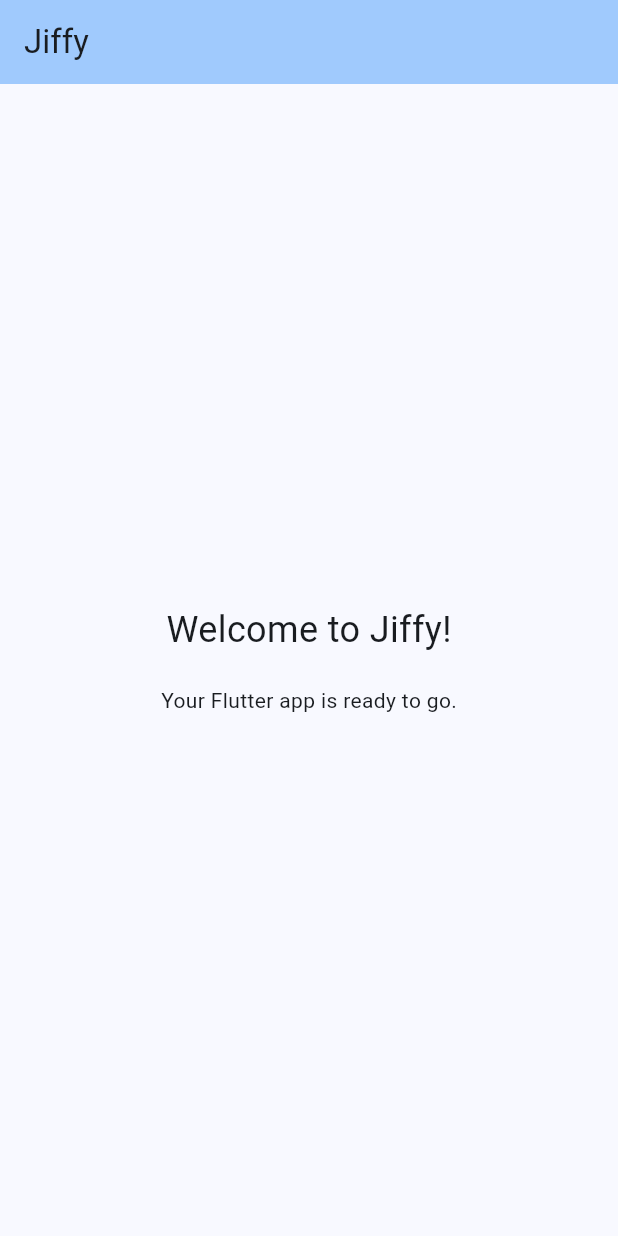
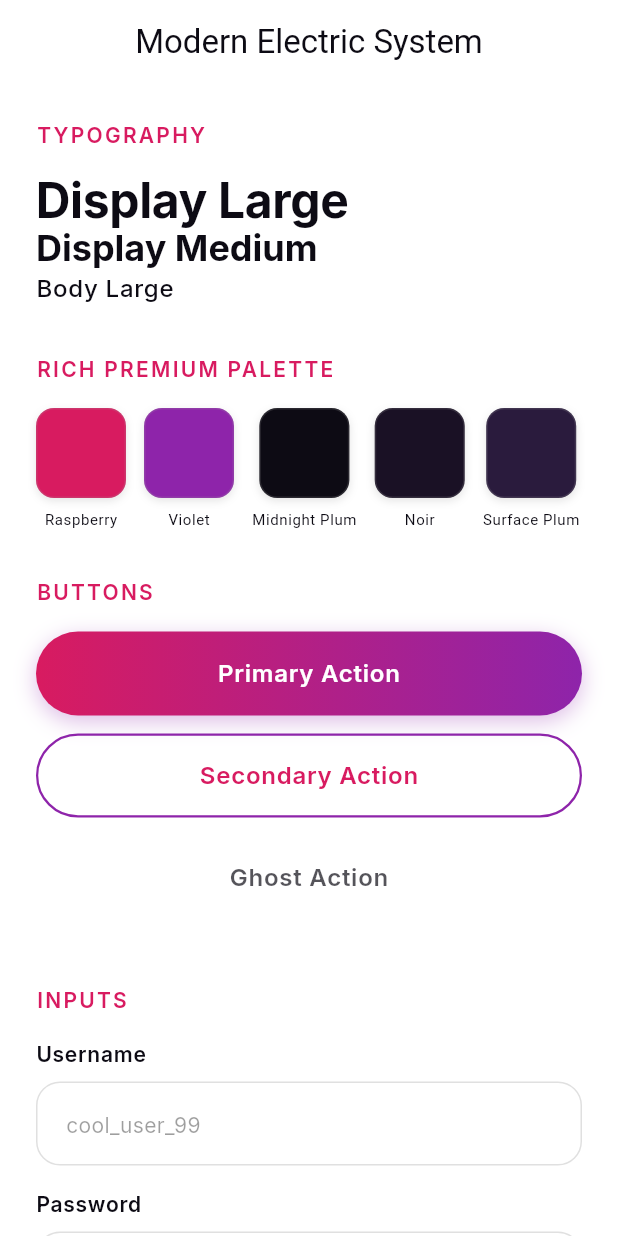
Before and after one commit to haran2248/JiffyFrontend, a Flutter app: the screen it shows after launch, on a phone screen of 412 x 824 dp. Run offline on Flutter 3.47's test engine with Material 3 defaults, Android fonts, the phone set to English and light mode, and no system bars; drawn by our look-alikes of flutter_animate; our stand-ins replace google_fonts.

Commit message:
Initial theming and design setup

```diff
--- /dev/null
+++ b/lib/core/theme/app_colors.dart
@@ -0,0 +1,27 @@
+import 'package:flutter/material.dart';
+
+class AppColors {
+  // Primary (Rich & Premium)
+  static const Color primaryRaspberry = Color(0xFFD81B60); // Deep Raspberry
+  static const Color primaryViolet = Color(0xFF8E24AA); // Royal Violet
+
+  // Surfaces (Deep & Rich)
+  static const Color midnightPlum = Color(0xFF0D0B14); // Main Background
+  static const Color noir = Color(0xFF1A1125); // Secondary Bg
+  static const Color surfacePlum = Color(0xFF2A1B3D); // Cards/Inputs
+
+  // Text
+  static const Color textPrimary = Color(0xFFFFFFFF);
+  static const Color textSecondary = Color(0xFFB0A8BF); // Soft Lavender Gray
+
+  // Accents
+  static const Color deepPurple = Color(0xFF4A148C);
+  static const Color errorRed = Color(0xFFCF6679);
+
+  // Gradients
+  static const LinearGradient primaryGradient = LinearGradient(
+    colors: [primaryRaspberry, primaryViolet],
+    begin: Alignment.centerLeft,
+    end: Alignment.centerRight,
+  );
+}
--- /dev/null
+++ b/lib/core/theme/app_theme.dart
@@ -0,0 +1,69 @@
+import 'package:flutter/material.dart';
+import 'app_colors.dart';
+import 'app_typography.dart';
+
+class AppTheme {
+  static ThemeData get lightTheme {
+    return ThemeData(
+      useMaterial3: true,
+      brightness: Brightness.light,
+      colorScheme: const ColorScheme.light(
+        primary: AppColors.primaryRaspberry,
+        secondary: AppColors.primaryViolet,
+        tertiary: AppColors.deepPurple,
+        surface: AppColors.textPrimary, // White
+        background: AppColors.textPrimary, // White
+        onSurface: AppColors.midnightPlum,
+        onBackground: AppColors.midnightPlum,
+        outline: AppColors.primaryViolet,
+      ),
+      scaffoldBackgroundColor: AppColors.textPrimary,
+      textTheme: _buildTextTheme(AppColors.midnightPlum),
+      appBarTheme: const AppBarTheme(
+        backgroundColor: Colors.transparent,
+        elevation: 0,
+        centerTitle: true,
+        iconTheme: IconThemeData(color: AppColors.midnightPlum),
+      ),
+      dividerColor: Colors.black12,
+    );
+  }
+
+  static ThemeData get darkTheme {
+    return ThemeData(
+      useMaterial3: true,
+      brightness: Brightness.dark,
+      colorScheme: const ColorScheme.dark(
+        primary: AppColors.primaryRaspberry,
+        secondary: AppColors.primaryViolet,
+        tertiary: AppColors.deepPurple,
+        surface: AppColors.surfacePlum,
+        background: AppColors.midnightPlum,
+        onSurface: AppColors.textPrimary,
+        onBackground: AppColors.textPrimary,
+        outline: AppColors.primaryViolet,
+      ),
+      scaffoldBackgroundColor: AppColors.midnightPlum,
+      textTheme: _buildTextTheme(AppColors.textPrimary),
+      appBarTheme: const AppBarTheme(
+        backgroundColor: Colors.transparent,
+        elevation: 0,
+        centerTitle: true,
+        iconTheme: IconThemeData(color: AppColors.textPrimary),
+      ),
+      dividerColor: Colors.white12,
+    );
+  }
+
+  static TextTheme _buildTextTheme(Color baseColor) {
+    return TextTheme(
+      displayLarge: AppTypography.displayLarge.copyWith(color: baseColor),
+      displayMedium: AppTypography.displayMedium.copyWith(color: baseColor),
+      displaySmall: AppTypography.displaySmall.copyWith(color: baseColor),
+      bodyLarge: AppTypography.bodyLarge.copyWith(color: baseColor),
+      bodyMedium:
+          AppTypography.bodyMedium.copyWith(color: baseColor.withOpacity(0.8)),
+      labelLarge: AppTypography.labelLarge.copyWith(color: baseColor),
+    );
+  }
+}
--- /dev/null
+++ b/lib/core/theme/app_typography.dart
@@ -0,0 +1,42 @@
+import 'package:flutter/material.dart';
+import 'package:google_fonts/google_fonts.dart';
+
+class AppTypography {
+  // Headings - Inter (Modern / Clean)
+  static TextStyle get displayLarge => GoogleFonts.inter(
+        fontSize: 32,
+        fontWeight: FontWeight.bold,
+        height: 1.1,
+      );
+
+  static TextStyle get displayMedium => GoogleFonts.inter(
+        fontSize: 24,
+        fontWeight: FontWeight.bold,
+        height: 1.2,
+      );
+
+  static TextStyle get displaySmall => GoogleFonts.inter(
+        fontSize: 20,
+        fontWeight: FontWeight.w600,
+        height: 1.25,
+      );
+
+  // Body - Inter
+  static TextStyle get bodyLarge => GoogleFonts.inter(
+        fontSize: 16,
+        fontWeight: FontWeight.w500,
+        height: 1.5,
+      );
+
+  static TextStyle get bodyMedium => GoogleFonts.inter(
+        fontSize: 14,
+        fontWeight: FontWeight.w400,
+        height: 1.5,
+      );
+
+  static TextStyle get labelLarge => GoogleFonts.inter(
+        fontSize: 14,
+        fontWeight: FontWeight.w600,
+        letterSpacing: 0.5,
+      );
+}
--- a/lib/main.dart
+++ b/lib/main.dart
@@ -1,55 +1,23 @@
 import 'package:flutter/material.dart';
+import 'core/theme/app_theme.dart';
+import 'presentation/screens/design_system_page.dart';
 
 void main() {
-  runApp(const MyApp());
+  runApp(const JiffyApp());
 }
 
-class MyApp extends StatelessWidget {
-  const MyApp({super.key});
+class JiffyApp extends StatelessWidget {
+  const JiffyApp({super.key});
 
   @override
   Widget build(BuildContext context) {
     return MaterialApp(
       title: 'Jiffy',
-      theme: ThemeData(
-        colorScheme: ColorScheme.fromSeed(seedColor: Colors.blue),
-        useMaterial3: true,
-      ),
-      home: const MyHomePage(),
+      debugShowCheckedModeBanner: false,
+      theme: AppTheme.lightTheme,
+      darkTheme: AppTheme.darkTheme,
+      themeMode: ThemeMode.system,
+      home: const DesignSystemPage(),
     );
   }
 }
-
-class MyHomePage extends StatefulWidget {
-  const MyHomePage({super.key});
-
-  @override
-  State<MyHomePage> createState() => _MyHomePageState();
-}
-
-class _MyHomePageState extends State<MyHomePage> {
-  @override
-  Widget build(BuildContext context) {
-    return Scaffold(
-      appBar: AppBar(
-        backgroundColor: Theme.of(context).colorScheme.inversePrimary,
-        title: const Text('Jiffy'),
-      ),
-      body: const Center(
-        child: Column(
-          mainAxisAlignment: MainAxisAlignment.center,
-          children: <Widget>[
-            Text(
-              'Welcome to Jiffy!',
-              style: TextStyle(fontSize: 24),
-            ),
-            SizedBox(height: 20),
-            Text(
-              'Your Flutter app is ready to go.',
-            ),
-          ],
-        ),
-      ),
-    );
-  }
-}
--- /dev/null
+++ b/lib/presentation/screens/design_system_page.dart
@@ -0,0 +1,124 @@
+import 'package:flutter/material.dart' hide Card;
+import '../../core/theme/app_colors.dart';
+import '../widgets/button.dart';
+import '../widgets/card.dart';
+import '../widgets/input.dart';
+
+class DesignSystemPage extends StatelessWidget {
+  const DesignSystemPage({super.key});
+
+  @override
+  Widget build(BuildContext context) {
+    return Scaffold(
+      appBar: AppBar(title: const Text("Modern Electric System")),
+      body: SingleChildScrollView(
+        padding: const EdgeInsets.all(24),
+        child: Column(
+          crossAxisAlignment: CrossAxisAlignment.start,
+          children: [
+            _buildSectionHeader(context, "Typography"),
+            Text("Display Large",
+                style: Theme.of(context).textTheme.displayLarge),
+            Text("Display Medium",
+                style: Theme.of(context).textTheme.displayMedium),
+            Text("Body Large", style: Theme.of(context).textTheme.bodyLarge),
+            const SizedBox(height: 32),
+            _buildSectionHeader(context, "Rich Premium Palette"),
+            Wrap(
+              spacing: 12,
+              runSpacing: 12,
+              children: [
+                _buildColorSwatch(
+                    context, "Raspberry", AppColors.primaryRaspberry),
+                _buildColorSwatch(context, "Violet", AppColors.primaryViolet),
+                _buildColorSwatch(
+                    context, "Midnight Plum", AppColors.midnightPlum),
+                _buildColorSwatch(context, "Noir", AppColors.noir),
+                _buildColorSwatch(
+                    context, "Surface Plum", AppColors.surfacePlum),
+              ],
+            ),
+            const SizedBox(height: 32),
+            _buildSectionHeader(context, "Buttons"),
+            Button(text: "Primary Action", onTap: () {}),
+            const SizedBox(height: 12),
+            Button(
+                text: "Secondary Action",
+                type: ButtonType.secondary,
+                onTap: () {}),
+            const SizedBox(height: 12),
+            Button(text: "Ghost Action", type: ButtonType.ghost, onTap: () {}),
+            const SizedBox(height: 12),
+            // Button(text: "Loading...", isLoading: true, onTap: () {}),
+            const SizedBox(height: 32),
+            _buildSectionHeader(context, "Inputs"),
+            const Input(label: "Username", placeholder: "cool_user_99"),
+            const SizedBox(height: 16),
+            const Input(
+                label: "Password", placeholder: "•••••••", obscureText: true),
+            const SizedBox(height: 32),
+            _buildSectionHeader(context, "Cards"),
+            Card(
+              child: Column(
+                children: [
+                  Row(children: [
+                    const Icon(Icons.bolt, color: AppColors.primaryViolet),
+                    const SizedBox(width: 8),
+                    Text("Electric Card",
+                        style: Theme.of(context).textTheme.labelLarge),
+                  ]),
+                  const SizedBox(height: 8),
+                  Text(
+                    "A sleek glassmorphic card with electric accents. Perfect for a premium yet fun vibe.",
+                    style: Theme.of(context).textTheme.bodyMedium,
+                  ),
+                ],
+              ),
+            ),
+          ],
+        ),
+      ),
+    );
+  }
+
+  Widget _buildSectionHeader(BuildContext context, String title) {
+    return Padding(
+      padding: const EdgeInsets.only(bottom: 16),
+      child: Text(
+        title.toUpperCase(),
+        style: Theme.of(context).textTheme.labelLarge?.copyWith(
+              color: AppColors.primaryRaspberry,
+              letterSpacing: 1.5,
+            ),
+      ),
+    );
+  }
+
+  Widget _buildColorSwatch(BuildContext context, String name, Color color) {
+    return Column(
+      children: [
+        Container(
+          width: 60,
+          height: 60,
+          decoration: BoxDecoration(
+            color: color,
+            borderRadius: BorderRadius.circular(12),
+            border: Border.all(color: Colors.grey.withOpacity(0.2)),
+            boxShadow: [
+              BoxShadow(
+                color: Colors.black.withOpacity(0.1),
+                blurRadius: 4,
+                offset: const Offset(0, 2),
+              ),
+            ],
+          ),
+        ),
+        const SizedBox(height: 8),
+        Text(
+          name,
+          style: Theme.of(context).textTheme.bodySmall?.copyWith(fontSize: 10),
+        ),
+      ],
+    );
+  }
+}
--- /dev/null
+++ b/lib/presentation/widgets/button.dart
@@ -0,0 +1,111 @@
+import 'package:flutter/material.dart';
+import 'package:flutter/services.dart';
+import 'package:flutter_animate/flutter_animate.dart';
+import '../../core/theme/app_colors.dart';
+
+enum ButtonType { primary, secondary, ghost }
+
+class Button extends StatelessWidget {
+  final String text;
+  final VoidCallback onTap;
+  final ButtonType type;
+  final bool isLoading;
+  final IconData? icon;
+
+  const Button({
+    super.key,
+    required this.text,
+    required this.onTap,
+    this.type = ButtonType.primary,
+    this.isLoading = false,
+    this.icon,
+  });
+
+  @override
+  Widget build(BuildContext context) {
+    return Animate(
+      target: isLoading ? 0 : 1,
+      child: GestureDetector(
+        onTap: isLoading
+            ? null
+            : () {
+                HapticFeedback.lightImpact();
+                onTap();
+              },
+        child: Container(
+          height: 56,
+          decoration: _getDecoration(context),
+          child: Center(
+            child: isLoading
+                ? const SizedBox(
+                    height: 24,
+                    width: 24,
+                    child: CircularProgressIndicator(
+                      color: Colors.white,
+                      strokeWidth: 2,
+                    ),
+                  )
+                : Row(
+                    mainAxisAlignment: MainAxisAlignment.center,
+                    children: [
+                      if (icon != null) ...[
+                        Icon(icon, color: _getTextColor(context), size: 20),
+                        const SizedBox(width: 8),
+                      ],
+                      Text(
+                        text,
+                        style: Theme.of(context).textTheme.labelLarge?.copyWith(
+                              color: _getTextColor(context),
+                              fontSize: 16,
+                            ),
+                      ),
+                    ],
+                  ),
+          ),
+        ).animate().shimmer(duration: 2000.ms, color: Colors.white10),
+      ),
+    );
+  }
+
+  BoxDecoration _getDecoration(BuildContext context) {
+    switch (type) {
+      case ButtonType.primary:
+        return BoxDecoration(
+          gradient: AppColors.primaryGradient,
+          borderRadius: BorderRadius.circular(30),
+          boxShadow: [
+            BoxShadow(
+              color: AppColors.primaryViolet.withOpacity(0.3),
+              blurRadius: 12,
+              offset: const Offset(0, 4),
+            ),
+          ],
+        );
+      case ButtonType.secondary:
+        return BoxDecoration(
+          color: Colors.transparent,
+          border: Border.all(
+            color: AppColors.primaryViolet,
+            width: 1.5,
+          ),
+          borderRadius: BorderRadius.circular(30),
+        );
+      case ButtonType.ghost:
+        return BoxDecoration(
+          color: Colors.transparent,
+          borderRadius: BorderRadius.circular(30),
+        );
+    }
+  }
+
+  Color _getTextColor(BuildContext context) {
+    switch (type) {
+      case ButtonType.primary:
+        return Colors.white;
+      case ButtonType.secondary:
+        return Theme.of(context).colorScheme.primary;
+      case ButtonType.ghost:
+        return Theme.of(context).colorScheme.onSurface.withOpacity(0.7);
+    }
+  }
+}
--- /dev/null
+++ b/lib/presentation/widgets/card.dart
@@ -0,0 +1,62 @@
+import 'package:flutter/material.dart' hide Card;
+import 'dart:ui';
+
+class Card extends StatelessWidget {
+  final Widget child;
+  final EdgeInsetsGeometry? padding;
+  final VoidCallback? onTap;
+  final bool isGlass;
+
+  const Card({
+    super.key,
+    required this.child,
+    this.padding,
+    this.onTap,
+    this.isGlass = true,
+  });
+
+  @override
+  Widget build(BuildContext context) {
+    Widget content = Container(
+      padding: padding ?? const EdgeInsets.all(20),
+      decoration: BoxDecoration(
+        color: Theme.of(context)
+            .colorScheme
+            .surface
+            .withOpacity(isGlass ? 0.7 : 1.0),
+        borderRadius: BorderRadius.circular(24),
+        border: Border.all(
+          color: Theme.of(context).dividerColor.withOpacity(0.1),
+        ),
+        boxShadow: [
+          if (!isGlass)
+            BoxShadow(
+              color: Colors.black.withOpacity(0.05),
+              blurRadius: 10,
+              offset: const Offset(0, 4),
+            ),
+        ],
+      ),
+      child: child,
+    );
+
+    if (isGlass) {
+      content = ClipRRect(
+        borderRadius: BorderRadius.circular(24),
+        child: BackdropFilter(
+          filter: ImageFilter.blur(sigmaX: 10, sigmaY: 10),
+          child: content,
+        ),
+      );
+    }
+
+    if (onTap != null) {
+      return GestureDetector(
+        onTap: onTap,
+        child: content,
+      );
+    }
+
+    return content;
+  }
+}
--- /dev/null
+++ b/lib/presentation/widgets/input.dart
@@ -0,0 +1,77 @@
+import 'package:flutter/material.dart';
+import '../../core/theme/app_colors.dart';
+
+class Input extends StatelessWidget {
+  final String label;
+  final String? placeholder;
+  final TextEditingController? controller;
+  final bool obscureText;
+  final TextInputType keyboardType;
+  final String? Function(String?)? validator;
+
+  const Input({
+    super.key,
+    required this.label,
+    this.placeholder,
+    this.controller,
+    this.obscureText = false,
+    this.keyboardType = TextInputType.text,
+    this.validator,
+  });
+
+  @override
+  Widget build(BuildContext context) {
+    final bool isDark = Theme.of(context).brightness == Brightness.dark;
+
+    return Column(
+      crossAxisAlignment: CrossAxisAlignment.start,
+      children: [
+        Text(
+          label,
+          style: Theme.of(context).textTheme.labelLarge,
+        ),
+        const SizedBox(height: 8),
+        TextFormField(
+          controller: controller,
+          obscureText: obscureText,
+          keyboardType: keyboardType,
+          validator: validator,
+          style: Theme.of(context).textTheme.bodyLarge,
+          decoration: InputDecoration(
+            hintText: placeholder,
+            hintStyle: Theme.of(context).textTheme.bodyMedium?.copyWith(
+                  color: isDark ? Colors.white38 : Colors.black38,
+                ),
+            filled: true,
+            fillColor: Theme.of(context).colorScheme.surface,
+            contentPadding:
+                const EdgeInsets.symmetric(horizontal: 16, vertical: 16),
+            border: OutlineInputBorder(
+              borderRadius: BorderRadius.circular(16),
+              borderSide: BorderSide.none,
+            ),
+            enabledBorder: OutlineInputBorder(
+              borderRadius: BorderRadius.circular(16),
+              borderSide: BorderSide(
+                color: isDark ? Colors.white10 : Colors.black12,
+              ),
+            ),
+            focusedBorder: OutlineInputBorder(
+              borderRadius: BorderRadius.circular(16),
+              borderSide: const BorderSide(
+                color: AppColors.primaryViolet,
+                width: 1.5,
+              ),
+            ),
+            errorBorder: OutlineInputBorder(
+              borderRadius: BorderRadius.circular(16),
+              borderSide: const BorderSide(
+                color: Colors.redAccent,
+              ),
+            ),
+          ),
+        ),
+      ],
+    );
+  }
+}
--- a/pubspec.yaml
+++ b/pubspec.yaml
@@ -11,6 +11,9 @@ dependencies:
   flutter:
     sdk: flutter
   cupertino_icons: ^1.0.8
+  google_fonts: ^6.3.3
+  flutter_animate: ^4.5.2
+  flutter_svg: ^2.2.3
 
 dev_dependencies:
   flutter_test:
```
Also changed, not shown: pubspec.lock, 6 other files.
